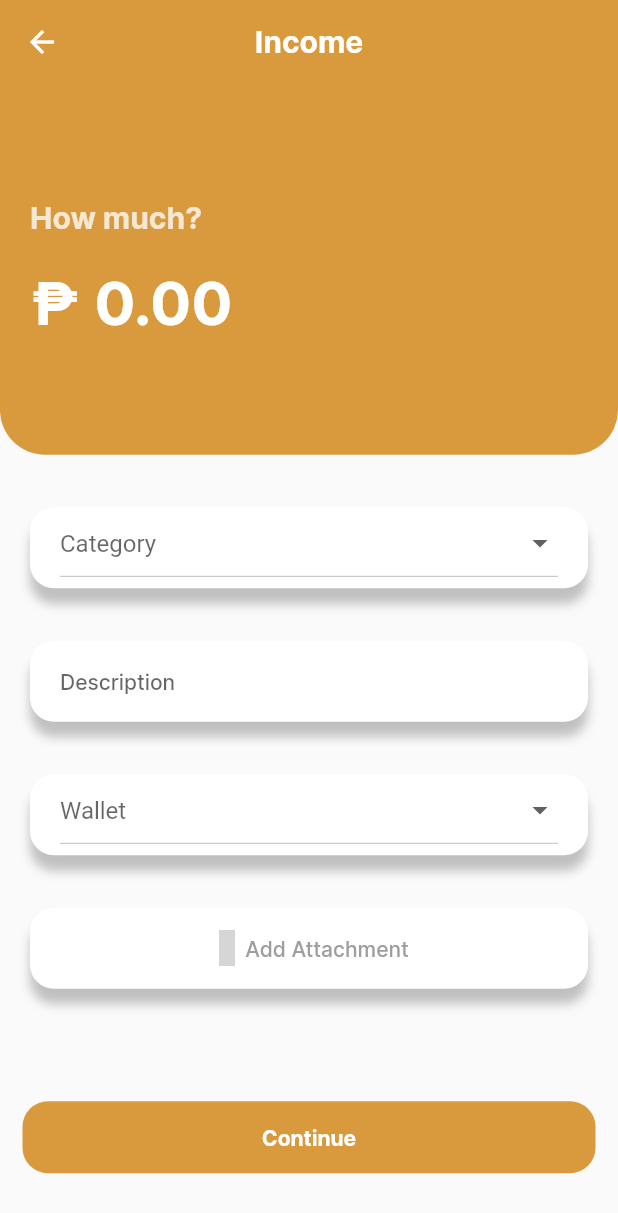
After one commit to GeraldOrzal/pocketexpense, a Flutter app: the IncomeScreen screen opened by its route, on a phone screen of 412 x 824 dp. The commit adds this screen. Shown: the top 1213 px of the screen. Run offline on Flutter 3.47's test engine with Material 2 defaults, Android fonts, the phone set to English and light mode, and no system bars; our stand-ins replace firebase_auth, firebase_core, fl_chart, flutter_svg, material_design_icons_flutter; accounts and stored records are empty; grey boxes are pictures that could not be loaded.

Commit message:
Expense, Income, and Transfer UI Screen

```diff
--- a/lib/constant.dart
+++ b/lib/constant.dart
@@ -12,6 +12,9 @@ const successRoute = '/success';
 const homeRoute = '/home';
 const forgotPasswordRoute = '/forgotpassword';
 const transactionRoute = '/transaction';
+const expenseRoute = '/expense';
+const incomeRoute = '/income';
+const transferRoute = '/transfer';
 
 const topPad = 5.0;
 const leftPad = 20.0;
--- a/lib/main.dart
+++ b/lib/main.dart
@@ -1,6 +1,7 @@
 import 'package:flutter/material.dart';
 import 'package:pocketexpense/routes.dart';
 import 'package:pocketexpense/screens/createacc_screen.dart';
+import 'package:pocketexpense/screens/expense_screen.dart';
 import 'package:pocketexpense/screens/home_screen.dart';
 import 'package:pocketexpense/screens/mainhome_screen.dart';
 import 'package:pocketexpense/screens/start_screen.dart';
--- a/lib/routes.dart
+++ b/lib/routes.dart
@@ -1,8 +1,10 @@
 import 'package:flutter/material.dart';
 import 'package:pocketexpense/constant.dart';
 import 'package:pocketexpense/screens/entry_screen.dart';
+import 'package:pocketexpense/screens/expense_screen.dart';
 import 'package:pocketexpense/screens/forgotpassword_screen.dart';
 import 'package:pocketexpense/screens/home_screen.dart';
+import 'package:pocketexpense/screens/income_screen.dart';
 import 'package:pocketexpense/screens/login_screen.dart';
 import 'package:pocketexpense/screens/mainhome_screen.dart';
 import 'package:pocketexpense/screens/register_screen.dart';
@@ -11,6 +13,7 @@ import 'package:pocketexpense/screens/createAcc_screen.dart';
 import 'package:pocketexpense/screens/success_screen.dart';
 import 'package:pocketexpense/screens/transaction_screen.dart';
 import 'package:pocketexpense/screens/transactionlist_screen.dart';
+import 'package:pocketexpense/screens/transfer_screen.dart';
 
 Route<dynamic> generateRoute(RouteSettings settings) {
   switch (settings.name) {
@@ -32,6 +35,12 @@ Route<dynamic> generateRoute(RouteSettings settings) {
       return MaterialPageRoute(builder: (_) => SuccessScreen());
     case homeRoute:
       return MaterialPageRoute(builder: (_) => MainHomeScreen());
+    case expenseRoute:
+      return MaterialPageRoute(builder: (_) => ExpenseScreen());
+    case incomeRoute:
+      return MaterialPageRoute(builder: (_) => IncomeScreen());
+    case transferRoute:
+      return MaterialPageRoute(builder: (_) => TransferScreen());
     default:
       return MaterialPageRoute(
           builder: (_) => Scaffold(
--- /dev/null
+++ b/lib/screens/income_screen.dart
@@ -0,0 +1,172 @@
+import 'package:flutter/material.dart';
+import 'package:material_design_icons_flutter/material_design_icons_flutter.dart';
+import 'package:pocketexpense/constant.dart';
+import 'package:pocketexpense/styles.dart';
+
+class IncomeScreen extends StatefulWidget {
+  IncomeScreen({Key? key}) : super(key: key);
+
+  @override
+  State<IncomeScreen> createState() => _IncomeScreenState();
+}
+
+class _IncomeScreenState extends State<IncomeScreen> {
+  void onChanged(data) {}
+
+  @override
+  Widget build(BuildContext context) {
+    Size size = MediaQuery.of(context).size;
+    return SafeArea(
+      child: Scaffold(
+        resizeToAvoidBottomInset: false,
+        appBar: AppBar(
+          foregroundColor: background,
+          backgroundColor: income,
+          elevation: 0,
+          centerTitle: true,
+          title: Text("Income",
+              style: Theme.of(context)
+                  .textTheme
+                  .headline2
+                  ?.copyWith(color: background)),
+        ),
+        body: Column(
+          children: [
+            Container(
+              padding: const EdgeInsets.only(
+                left: 20,
+                top: 0,
+                bottom: 0,
+                right: 0,
+              ),
+              height: size.height * 0.3,
+              decoration: const BoxDecoration(
+                color: income,
+                borderRadius: BorderRadius.only(
+                    bottomLeft: Radius.circular(30),
+                    bottomRight: Radius.circular(30)),
+              ),
+              child: Column(
+                mainAxisAlignment: MainAxisAlignment.center,
+                crossAxisAlignment: CrossAxisAlignment.stretch,
+                children: [
+                  Text('How much?',
+                      style: Theme.of(context).textTheme.headline2?.copyWith(
+                          color: const Color.fromARGB(200, 252, 252, 252))),
+                  const SizedBox(
+                    height: 20,
+                  ),
+                  const Text(
+                    '₱ 0.00',
+                    style: TxtStyle.getAmountTxt,
+                  ),
+                ],
+              ),
+            ),
+            Form(
+              child: Column(
+                children: [
+                  Container(
+                    padding: const EdgeInsets.symmetric(horizontal: 20),
+                    margin: const EdgeInsets.symmetric(
+                        horizontal: 20, vertical: 35),
+                    height: 54,
+                    decoration: BoxStyle.getBoxDecoration,
+                    child: DropdownButton(
+                      hint: const Text("Category"),
+                      // value: categoryType,
+                      items: [
+                        DropdownMenuItem(
+                            value: "Subscription",
+                            child: Text("Subscription",
+                                style: Theme.of(context).textTheme.bodyText2)),
+                        DropdownMenuItem(
+                            value: "Mortgage",
+                            child: Text("Mortgage",
+                                style: Theme.of(context).textTheme.bodyText2))
+                      ],
+                      onChanged: onChanged,
+                      isExpanded: true,
+                    ),
+                  ),
+                  Container(
+                    alignment: Alignment.center,
+                    margin: const EdgeInsets.symmetric(
+                      horizontal: 20,
+                    ),
+                    padding: const EdgeInsets.symmetric(horizontal: 20),
+                    height: 54,
+                    decoration: BoxStyle.getBoxDecoration,
+                    child: TextFormField(
+                      style: Theme.of(context).textTheme.bodyText1,
+                      decoration: const InputDecoration(
+                        hintText: 'Description',
+                        enabledBorder: InputBorder.none,
+                        focusedBorder: InputBorder.none,
+                      ),
+                    ),
+                  ),
+                  Container(
+                    padding: const EdgeInsets.symmetric(horizontal: 20),
+                    margin: const EdgeInsets.symmetric(
+                        horizontal: 20, vertical: 35),
+                    height: 54,
+                    decoration: BoxStyle.getBoxDecoration,
+                    child: DropdownButton(
+                      hint: const Text("Wallet"),
+                      // value: categoryType,
+                      items: [
+                        DropdownMenuItem(
+                            value: "Gcash",
+                            child: Text("Gcash",
+                                style: Theme.of(context).textTheme.bodyText2)),
+                        DropdownMenuItem(
+                            value: "Paypal",
+                            child: Text("Paypal",
+                                style: Theme.of(context).textTheme.bodyText2))
+                      ],
+                      onChanged: onChanged,
+                      isExpanded: true,
+                    ),
+                  ),
+                  Container(
+                      alignment: Alignment.center,
+                      margin: const EdgeInsets.symmetric(
+                        horizontal: 20,
+                      ),
+                      padding: const EdgeInsets.symmetric(horizontal: 20),
+                      height: 54,
+                      decoration: BoxStyle.getBoxDecoration,
+                      child: Row(
+                        mainAxisAlignment: MainAxisAlignment.center,
+                        children: [
+                          const Icon(MdiIcons.paperclip),
+                          Text(
+                            'Add Attachment',
+                            style: Theme.of(context)
+                                .textTheme
+                                .bodyText1
+                                ?.copyWith(color: Colors.grey),
+                          )
+                        ],
+                      )),
+                  Container(
+                      margin: const EdgeInsets.symmetric(vertical: 60),
+                      padding: const EdgeInsets.all(15.0),
+                      child: ElevatedButton(
+                        style: ElevatedButton.styleFrom(primary: income),
+                        onPressed: () {},
+                        child: Text(
+                          "Continue",
+                          style: Theme.of(context).textTheme.button,
+                        ),
+                      )),
+                ],
+              ),
+            ),
+          ],
+        ),
+      ),
+    );
+  }
+}
```
Also changed, not shown: lib/screens/createacc_screen.dart (+33 -16 lines), lib/screens/expense_screen.dart (added, +171 -0 lines), lib/screens/mainhome_screen.dart (+12 -3 lines), lib/screens/transfer_screen.dart (added, +171 -0 lines).
